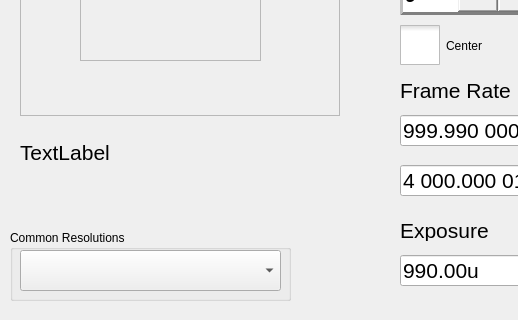
Old version of the form src/recsettingswindow.ui in the repository krontech/chronos-cam-app; both pictures show x 0 to 518 and y 160 to 480 of the 800 by 480 pixel window.
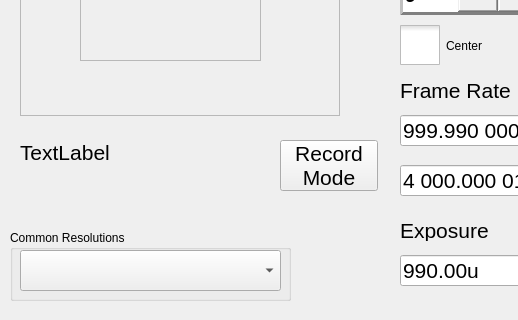
New version of the form. Custom widgets are drawn as their Qt base class.

Commit message: Added UI for changing record modes, and low level code for the same

Patch:
```diff
--- a/src/recsettingswindow.ui
+++ b/src/recsettingswindow.ui
@@ -538,7 +538,7 @@
     <rect>
      <x>20</x>
      <y>300</y>
-     <width>321</width>
+     <width>241</width>
      <height>71</height>
     </rect>
    </property>
@@ -621,6 +621,25 @@
     </property>
    </widget>
   </widget>
+  <widget class="QPushButton" name="cmdRecMode">
+   <property name="geometry">
+    <rect>
+     <x>280</x>
+     <y>300</y>
+     <width>98</width>
+     <height>51</height>
+    </rect>
+   </property>
+   <property name="font">
+    <font>
+     <pointsize>16</pointsize>
+    </font>
+   </property>
+   <property name="text">
+    <string>Record
+Mode</string>
+   </property>
+  </widget>
  </widget>
  <customwidgets>
   <customwidget>
```
The commit also changes 9 other files.
